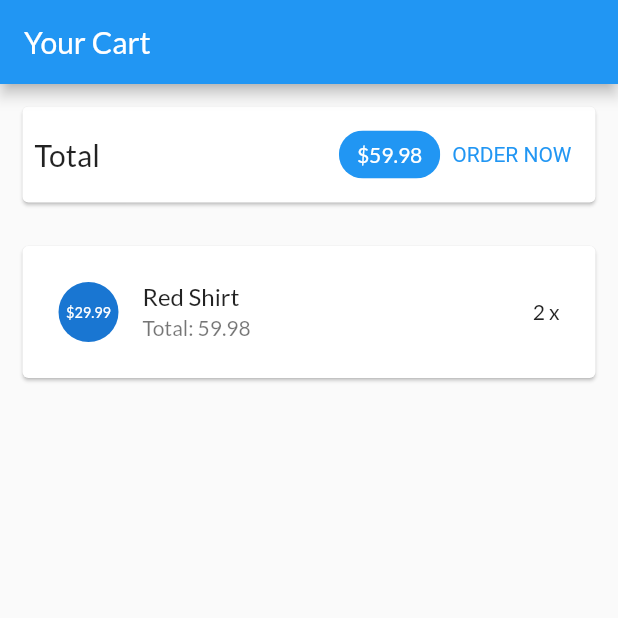
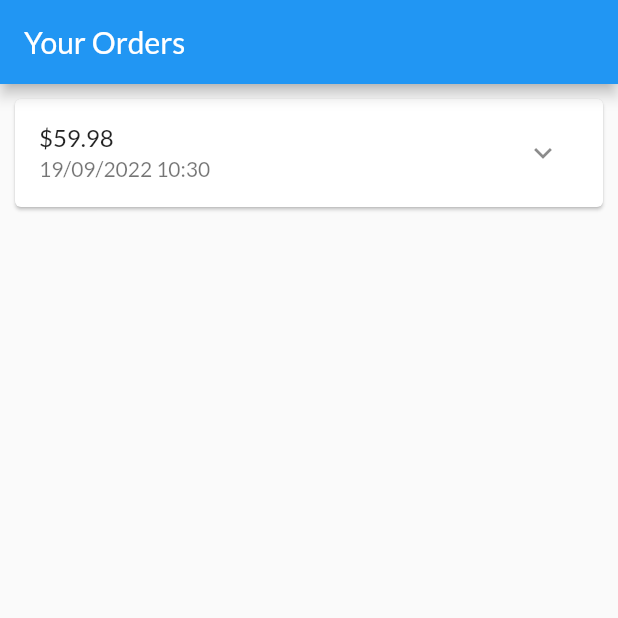
Before and after one commit to Thanhb1910296/myshop, a Flutter app: the screen it shows after launch, on a phone screen of 412 x 824 dp, the top half of it. Run offline on Flutter 3.47's test engine with Material 2 defaults, Android fonts, the phone set to English and light mode, and no system bars.

Commit message:
Xay dung trang cac dat hang

```diff
--- a/lib/main.dart
+++ b/lib/main.dart
@@ -1,5 +1,6 @@
 import 'package:flutter/material.dart';
 import 'package:myshop/ui/cart/cart_screen.dart';
+import 'package:myshop/ui/order/order_screen.dart';
 // import 'package:myshop/ui/products/product_detail_screen.dart';
 // import 'package:myshop/ui/products/product_overview_screen.dart';
 // import 'package:myshop/ui/products/products_manager.dart';
@@ -24,7 +25,7 @@ class MyApp extends StatelessWidget {
         ).copyWith(secondary: Colors.deepOrange),
       ),
       home: SafeArea(
-        child: CartScreen(),
+        child: OrdersScreen(),
       ),
     );
   }
--- /dev/null
+++ b/lib/models/order_item.dart
@@ -0,0 +1,33 @@
+import 'cart_item.dart';
+
+class OrderItem {
+  final String? id;
+  final double amount;
+  final List<CartItem> products;
+  final DateTime dateTime;
+
+  int get productCount {
+    return products.length;
+  }
+
+  OrderItem({
+    this.id,
+    required this.amount,
+    required this.products,
+    DateTime? dateTime,
+  }) : dateTime = dateTime ?? DateTime.now();
+
+  OrderItem copyWith({
+    String? id,
+    double? amount,
+    List<CartItem>? products,
+    DateTime? dateTime,
+  }) {
+    return OrderItem(
+      id: id ?? this.id,
+      amount: amount ?? this.amount,
+      products: products ?? this.products,
+      dateTime: dateTime ?? this.dateTime,
+    );
+  }
+}
--- /dev/null
+++ b/lib/ui/order/order_item_card.dart
@@ -0,0 +1,76 @@
+import 'dart:math';
+import 'package:flutter/material.dart';
+import 'package:intl/intl.dart';
+import '../../models/order_item.dart';
+
+class OrderItemCard extends StatefulWidget {
+  final OrderItem order;
+  const OrderItemCard(this.order, {super.key});
+  @override
+  State<OrderItemCard> createState() => _OrderItemCardState();
+}
+
+class _OrderItemCardState extends State<OrderItemCard> {
+  var _expanded = false;
+  @override
+  Widget build(BuildContext context) {
+    return Card(
+      margin: const EdgeInsets.all(10),
+      child: Column(
+        children: [
+          buildOrderSummary(),
+          if (_expanded) buildOrderDetails(),
+        ],
+      ),
+    );
+  }
+
+  Widget buildOrderDetails() {
+    return Container(
+      padding: const EdgeInsets.symmetric(horizontal: 15, vertical: 4),
+      height: min(widget.order.productCount * 20.0 + 10, 100),
+      child: ListView(
+        children: widget.order.products
+            .map(
+              (prod) => Row(
+                mainAxisAlignment: MainAxisAlignment.spaceBetween,
+                children: <Widget>[
+                  Text(
+                    prod.title,
+                    style: const TextStyle(
+                      fontSize: 18,
+                      fontWeight: FontWeight.bold,
+                    ),
+                  ),
+                  Text(
+                    '${prod.quantity}x \$${prod.price}',
+                    style: const TextStyle(
+                      fontSize: 18,
+                      color: Colors.grey,
+                    ),
+                  )
+                ],
+              ),
+            )
+            .toList(),
+      ),
+    );
+  }
+
+  Widget buildOrderSummary() {
+    return ListTile(
+      title: Text('\$${widget.order.amount}'),
+      subtitle: Text(
+        DateFormat('dd/MM/yyyy hh:mm').format(widget.order.dateTime),
+      ),
+      trailing: IconButton(
+        icon: Icon(_expanded ? Icons.expand_less : Icons.expand_more),
+        onPressed: () {
+          setState(() {
+            _expanded = !_expanded;
+          });
+        },
+      ),
+    );
+  }
+}
--- /dev/null
+++ b/lib/ui/order/order_manager.dart
@@ -0,0 +1,30 @@
+import 'package:flutter/material.dart';
+
+import '../../models/cart_item.dart';
+import '../../models/order_item.dart';
+
+class OrdersManager with ChangeNotifier {
+  final List<OrderItem> _orders = [
+    OrderItem(
+      id: 'ol',
+      amount: 59.98,
+      products: [
+        CartItem(
+          id: 'cl',
+          title: 'Red Shirt',
+          price: 29.99,
+          quantity: 2,
+        ),
+      ],
+      dateTime: DateTime.now(),
+    ),
+  ];
+
+  int get orderCount {
+    return _orders.length;
+  }
+
+  List<OrderItem> get orders {
+    return [..._orders];
+  }
+}
--- /dev/null
+++ b/lib/ui/order/order_screen.dart
@@ -0,0 +1,24 @@
+import 'package:flutter/material.dart';
+import 'order_manager.dart';
+import 'order_item_card.dart';
+
+
+class OrdersScreen extends StatelessWidget {
+
+  const OrdersScreen({super.key});
+
+  @override
+  Widget build(BuildContext context) {
+    print('building orders');
+    final ordersManager = OrdersManager();
+    return Scaffold(
+      appBar: AppBar(
+        title: const Text('Your Orders'),
+      ),
+
+      body: ListView.builder(
+          itemCount: ordersManager.orderCount,
+          itemBuilder: (ctx, i) => OrderItemCard(ordersManager.orders[i])),
+    );
+  }
+}
--- a/pubspec.yaml
+++ b/pubspec.yaml
@@ -12,6 +12,7 @@ dependencies:
   flutter:
     sdk: flutter
   cupertino_icons: ^1.0.2
+  intl: ^0.17.0
 
 dev_dependencies:
   flutter_test:
```
Also changed, not shown: pubspec.lock.
